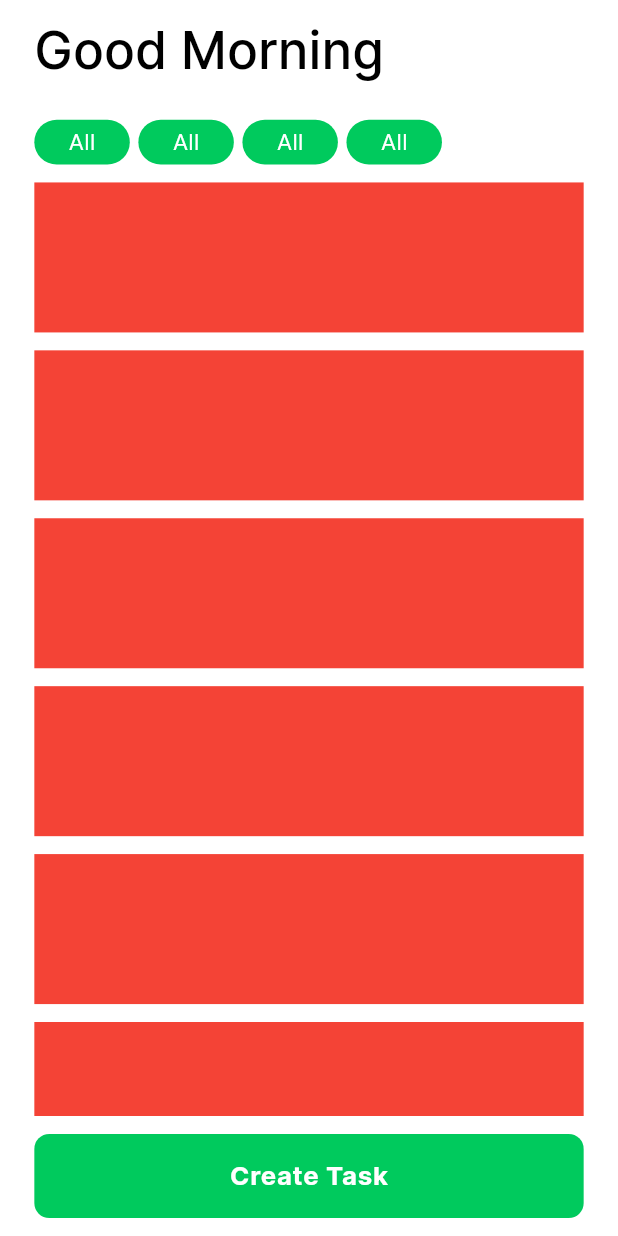
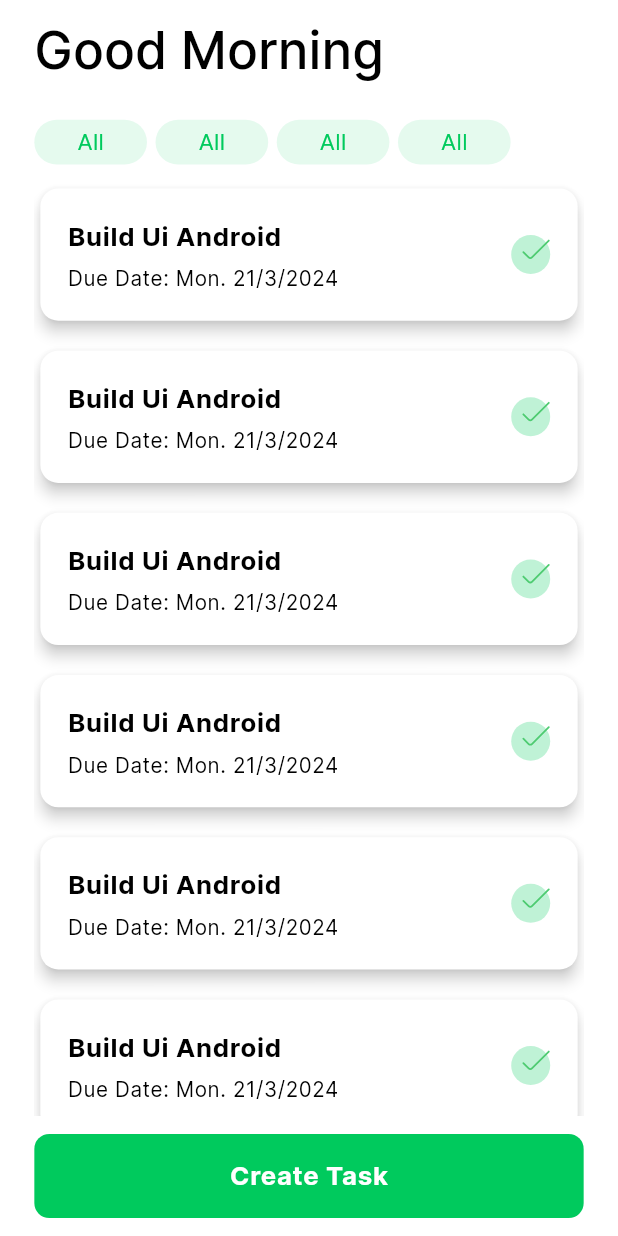
Before and after one commit to MoAdelDev/task_app, a Flutter app: the screen it shows after launch, on a phone screen of 412 x 824 dp. Run offline on Flutter 3.47's test engine with Material 3 defaults, Android fonts, the phone set to English and light mode, and no system bars; our stand-ins replace flutter_screenutil, flutter_spinkit, flutter_svg, fluttertoast, freezed_annotation, get_it and 1 more; accounts and stored records are empty.

Commit message:
- Added Assets . - Added check svg . - Added Home Task Tile

```diff
--- a/lib/core/style/color_manager.dart
+++ b/lib/core/style/color_manager.dart
@@ -1,4 +1,4 @@
-import 'dart:ui';
+import 'package:flutter/material.dart';
 
 class ColorLightManager {
   static const Color background = Color(0xFFFFFFFF);
@@ -14,4 +14,5 @@ class ColorLightManager {
   static const Color error = Color(0xFFF24E1E);
   static const Color onError = Color(0xFFFFFFFF);
   static const Color grey = Color(0xff717171);
+  static Color shadowColor = const Color(0xff000000).withOpacity(0.85);
 }
--- a/lib/core/style/theme_manager.dart
+++ b/lib/core/style/theme_manager.dart
@@ -19,6 +19,7 @@ class ThemeManager {
           error: ColorLightManager.error,
           outline: ColorLightManager.grey.withOpacity(0.3),
           outlineVariant: ColorLightManager.grey,
+          shadow: ColorLightManager.shadowColor,
         ),
         appBarTheme: AppBarTheme(
           backgroundColor: ColorLightManager.background,
--- a/lib/features/home/ui/widgets/home_filter_tile.dart
+++ b/lib/features/home/ui/widgets/home_filter_tile.dart
@@ -1,12 +1,19 @@
 import 'package:flutter/material.dart';
 import 'package:flutter_screenutil/flutter_screenutil.dart';
 import 'package:task_app/core/helpers/extensions.dart';
+import 'package:task_app/core/style/color_manager.dart';
 import 'package:task_app/core/widgets/custom_text.dart';
 
 class HomeFilterTile extends StatelessWidget {
   final VoidCallback onTap;
   final String label;
-  const HomeFilterTile({super.key, required this.onTap, required this.label});
+  final bool isSelected;
+  const HomeFilterTile({
+    super.key,
+    required this.onTap,
+    required this.label,
+    required this.isSelected,
+  });
 
   @override
   Widget build(BuildContext context) {
@@ -15,16 +22,20 @@ class HomeFilterTile extends StatelessWidget {
       borderRadius: BorderRadius.circular(30),
       child: AnimatedContainer(
         duration: const Duration(milliseconds: 800),
-        padding: EdgeInsets.symmetric(horizontal: 20.w),
+        padding: EdgeInsets.symmetric(horizontal: 25.w),
         decoration: BoxDecoration(
           borderRadius: BorderRadius.circular(30),
-          color: context.colorScheme.primary,
+          color: isSelected
+              ? context.colorScheme.primary
+              : ColorLightManager.primaryExtraLight,
         ),
         child: Center(
           child: CustomText(
             text: label,
             style: context.textTheme.bodyMedium,
-            color: context.colorScheme.onPrimary,
+            color: isSelected
+                ? context.colorScheme.onPrimary
+                : context.colorScheme.primary,
           ),
         ),
       ),
--- a/lib/features/home/ui/widgets/home_filters.dart
+++ b/lib/features/home/ui/widgets/home_filters.dart
@@ -14,6 +14,7 @@ class HomeFilters extends StatelessWidget {
         scrollDirection: Axis.horizontal,
         itemBuilder: (context, index) => HomeFilterTile(
           onTap: () {},
+          isSelected: false,
           label: 'All',
         ),
         separatorBuilder: (context, index) => horizontalSpace(5),
--- /dev/null
+++ b/lib/features/home/ui/widgets/home_task_tile.dart
@@ -0,0 +1,66 @@
+import 'package:flutter/material.dart';
+import 'package:flutter_screenutil/flutter_screenutil.dart';
+import 'package:flutter_svg/svg.dart';
+import 'package:task_app/core/helpers/extensions.dart';
+import 'package:task_app/core/helpers/spacing.dart';
+import 'package:task_app/core/style/color_manager.dart';
+import 'package:task_app/core/style/font_weight_helper.dart';
+import 'package:task_app/core/widgets/custom_text.dart';
+
+class HomeTaskTile extends StatelessWidget {
+  const HomeTaskTile({super.key});
+
+  @override
+  Widget build(BuildContext context) {
+    return Card(
+      shadowColor: context.colorScheme.shadow,
+      elevation: 4,
+      child: Padding(
+        padding: EdgeInsets.symmetric(
+          horizontal: 16.w,
+          vertical: 16.h,
+        ),
+        child: Row(
+          children: [
+            Expanded(
+              child: Column(
+                crossAxisAlignment: CrossAxisAlignment.start,
+                children: [
+                  CustomText(
+                    text: 'Build Ui Android',
+                    style: context.textTheme.bodyLarge,
+                    fontWeight: FontWeightHelper.bold,
+                  ),
+                  verticalSpace(5),
+                  CustomText(
+                    text: 'Due Date: Mon. 21/3/2024',
+                    style: context.textTheme.bodySmall,
+                    fontWeight: FontWeightHelper.regular,
+                  ),
+                ],
+              ),
+            ),
+            horizontalSpace(5),
+            Stack(
+              clipBehavior: Clip.none,
+              children: [
+                CircleAvatar(
+                  radius: 13,
+                  backgroundColor: ColorLightManager.primaryLight,
+                ),
+                Positioned(
+                  top: -6.h,
+                  bottom: 0,
+                  right: 0,
+                  child: SvgPicture.asset(
+                    'assets/svgs/check.svg',
+                  ),
+                ),
+              ],
+            ),
+          ],
+        ),
+      ),
+    );
+  }
+}
--- a/lib/features/home/ui/widgets/home_tasks_list.dart
+++ b/lib/features/home/ui/widgets/home_tasks_list.dart
@@ -1,5 +1,6 @@
 import 'package:flutter/material.dart';
 import 'package:task_app/core/helpers/spacing.dart';
+import 'package:task_app/features/home/ui/widgets/home_task_tile.dart';
 
 class HomeTasksList extends StatelessWidget {
   const HomeTasksList({super.key});
@@ -8,10 +9,7 @@ class HomeTasksList extends StatelessWidget {
   Widget build(BuildContext context) {
     return ListView.separated(
       itemBuilder: (context, index) {
-        return Container(
-          height: 100,
-          color: Colors.red,
-        );
+        return const HomeTaskTile();
       },
       separatorBuilder: (context, index) => verticalSpace(10),
       itemCount: 10,
--- a/pubspec.yaml
+++ b/pubspec.yaml
@@ -90,6 +90,8 @@ dev_dependencies:
 flutter:
   uses-material-design: true
 
+  assets:
+    - assets/svgs/
 
   fonts:
     - family: Inter
```
Also changed, not shown: assets/svgs/check.svg (added).
